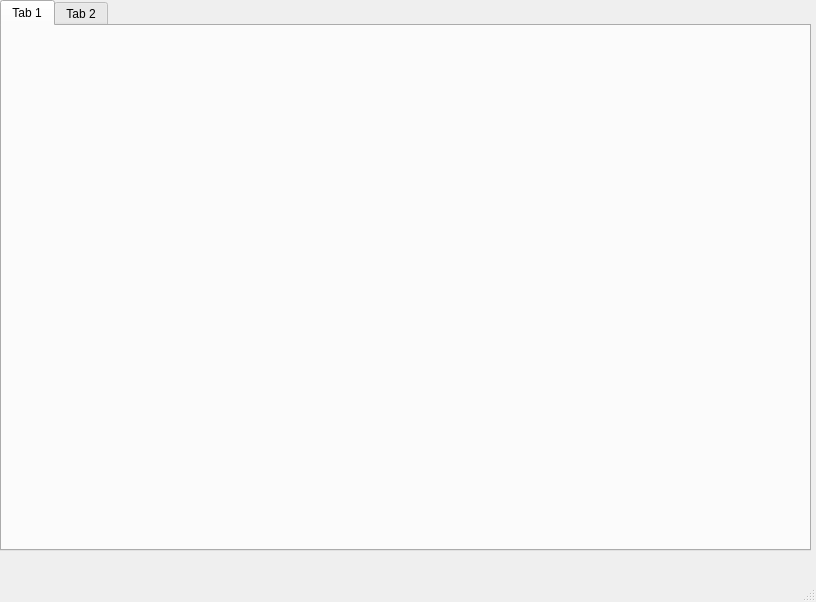
Above: Qt_interface/LIFT_GUI.ui from rp100057/UT_GUI before the change. Below: the same form after it.
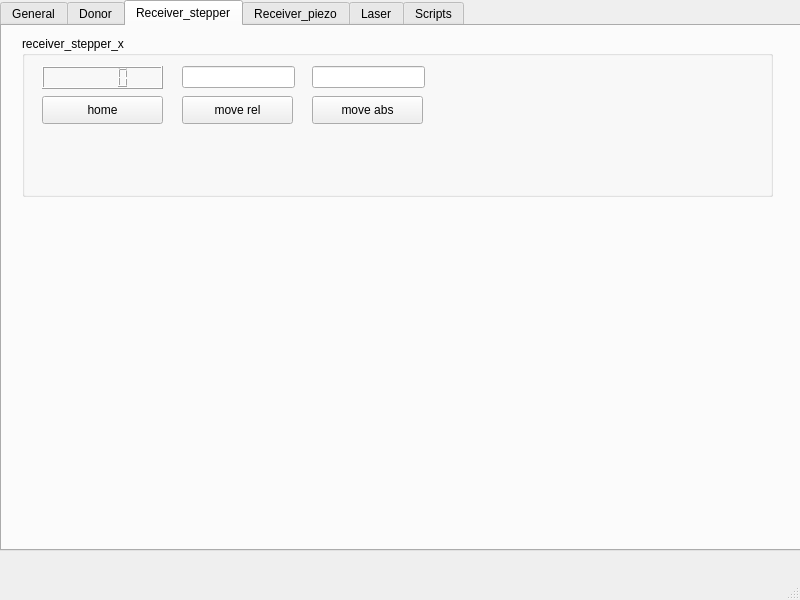
That is the form after the change.

```diff
--- a/Qt_interface/LIFT_GUI.ui
+++ b/Qt_interface/LIFT_GUI.ui
@@ -6,8 +6,8 @@
    <rect>
     <x>0</x>
     <y>0</y>
-    <width>816</width>
-    <height>602</height>
+    <width>800</width>
+    <height>600</height>
    </rect>
   </property>
   <property name="windowTitle">
@@ -19,18 +19,123 @@
      <rect>
       <x>0</x>
       <y>0</y>
-      <width>811</width>
+      <width>801</width>
       <height>551</height>
      </rect>
     </property>
-    <widget class="QWidget" name="tab">
+    <property name="currentIndex">
+     <number>2</number>
+    </property>
+    <widget class="QWidget" name="tab_general">
      <attribute name="title">
-      <string>Tab 1</string>
+      <string>General</string>
      </attribute>
     </widget>
     <widget class="QWidget" name="tab_2">
      <attribute name="title">
-      <string>Tab 2</string>
+      <string>Donor</string>
+     </attribute>
+    </widget>
+    <widget class="QWidget" name="tab_receiver_stepper">
+     <attribute name="title">
+      <string>Receiver_stepper</string>
+     </attribute>
+     <widget class="QGroupBox" name="groupBox">
+      <property name="geometry">
+       <rect>
+        <x>20</x>
+        <y>10</y>
+        <width>751</width>
+        <height>161</height>
+       </rect>
+      </property>
+      <property name="title">
+       <string>receiver_stepper_x</string>
+      </property>
+      <widget class="QLCDNumber" name="lcdNumber_receiver_stepper_x">
+       <property name="geometry">
+        <rect>
+         <x>20</x>
+         <y>30</y>
+         <width>121</width>
+         <height>23</height>
+        </rect>
+       </property>
+      </widget>
+      <widget class="QPushButton" name="pushButton_receiver_stepper_x_home">
+       <property name="geometry">
+        <rect>
+         <x>20</x>
+         <y>60</y>
+         <width>121</width>
+         <height>28</height>
+        </rect>
+       </property>
+       <property name="text">
+        <string>home</string>
+       </property>
+      </widget>
+      <widget class="QPushButton" name="pushButton_receiver_stepper_x_move_rel">
+       <property name="geometry">
+        <rect>
+         <x>160</x>
+         <y>60</y>
+         <width>111</width>
+         <height>28</height>
+        </rect>
+       </property>
+       <property name="text">
+        <string>move rel</string>
+       </property>
+      </widget>
+      <widget class="QLineEdit" name="lineEdit_receiver_stepper_x_move_rel">
+       <property name="geometry">
+        <rect>
+         <x>160</x>
+         <y>30</y>
+         <width>113</width>
+         <height>22</height>
+        </rect>
+       </property>
+      </widget>
+      <widget class="QLineEdit" name="lineEdit_receiver_stepper_x_move_abs">
+       <property name="geometry">
+        <rect>
+         <x>290</x>
+         <y>30</y>
+         <width>113</width>
+         <height>22</height>
+        </rect>
+       </property>
+      </widget>
+      <widget class="QPushButton" name="pushButton_receiver_stepper_x_move_abs">
+       <property name="geometry">
+        <rect>
+         <x>290</x>
+         <y>60</y>
+         <width>111</width>
+         <height>28</height>
+        </rect>
+       </property>
+       <property name="text">
+        <string>move abs</string>
+       </property>
+      </widget>
+     </widget>
+    </widget>
+    <widget class="QWidget" name="tab_receiver_piezo">
+     <attribute name="title">
+      <string>Receiver_piezo</string>
+     </attribute>
+    </widget>
+    <widget class="QWidget" name="tab_laser">
+     <attribute name="title">
+      <string>Laser</string>
+     </attribute>
+    </widget>
+    <widget class="QWidget" name="tab_scripts">
+     <attribute name="title">
+      <string>Scripts</string>
      </attribute>
     </widget>
    </widget>
```
Left out of the diff: 4 changed lines with no effect on the pictures.
